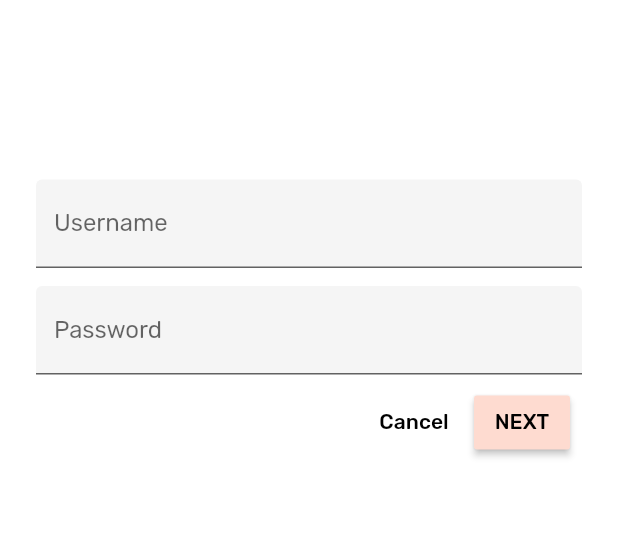
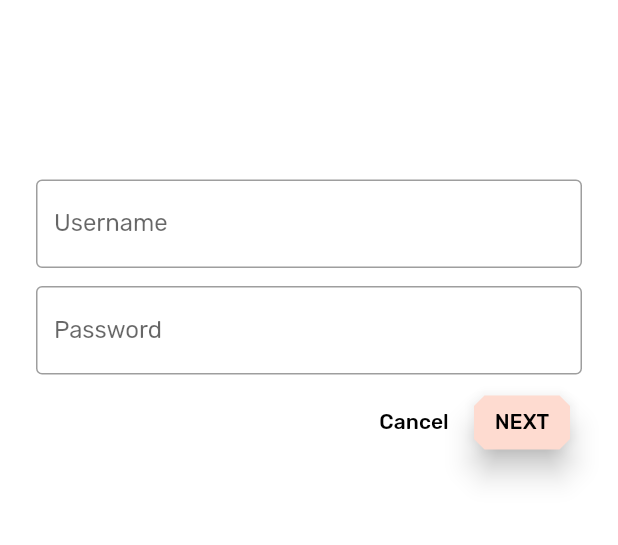
Before and after one commit to seramirezdev/codelab_shrine_app, a Flutter app: the screen it shows after launch, after a tap on "Cancel", on a phone screen of 412 x 824 dp, the part 221-766 px from its top. Run offline on Flutter 3.47's test engine with Material 2 defaults, Android fonts, the phone set to English and light mode, and no system bars.

Commit message:
Cambiando estilo login

```diff
--- a/lib/app.dart
+++ b/lib/app.dart
@@ -12,6 +12,9 @@ ThemeData _builShrineTheme() {
     primaryColor: kShrinePink100,
     primaryIconTheme: base.primaryIconTheme.copyWith(
       color: kShrineBrown900,
+    ),
+    inputDecorationTheme: InputDecorationTheme(
+      border: OutlineInputBorder(),
     ),
     buttonTheme: base.buttonTheme.copyWith(
       buttonColor: kShrinePink100,
--- a/lib/home.dart
+++ b/lib/home.dart
@@ -58,8 +58,9 @@ class HomePage extends StatelessWidget {
       (product) {
         return Card(
           clipBehavior: Clip.antiAlias,
+          elevation: 0.0,
           child: Column(
-            crossAxisAlignment: CrossAxisAlignment.start,
+            crossAxisAlignment: CrossAxisAlignment.center,
             children: <Widget>[
               AspectRatio(
                 aspectRatio: 18.0 / 11.0,
@@ -73,18 +74,20 @@ class HomePage extends StatelessWidget {
                 child: Padding(
                   padding: EdgeInsets.fromLTRB(16.0, 12.0, 16.0, 8.0),
                   child: Column(
-                    crossAxisAlignment: CrossAxisAlignment.start,
+                    crossAxisAlignment: CrossAxisAlignment.center,
                     mainAxisAlignment: MainAxisAlignment.center,
                     children: <Widget>[
                       Text(
-                        product.name,
-                        style: theme.textTheme.title,
+                        product == null ? '' : product.name,
+                        style: theme.textTheme.button,
+                        softWrap: false,
+                        overflow: TextOverflow.ellipsis,
                         maxLines: 1,
                       ),
                       SizedBox(height: 8.0),
                       Text(
-                        formatter.format(product.price),
-                        style: theme.textTheme.body2,
+                        product == null ? '' : formatter.format(product.price),
+                        style: theme.textTheme.caption,
                       ),
                     ],
                   ),
--- a/lib/login.dart
+++ b/lib/login.dart
@@ -1,4 +1,6 @@
 import 'package:flutter/material.dart';
+
+import 'colors.dart';
 
 class LoginPage extends StatefulWidget {
   @override
@@ -25,25 +27,31 @@ class _LoginPageState extends State<LoginPage> {
               ],
             ),
             SizedBox(height: 120.0),
-            TextField(
+            AccentColorOverride(
+              color: kShrineBrown900,
+              child: TextField(
                 controller: _usernameController,
                 decoration: InputDecoration(
-                filled: true,
                   labelText: 'Username',
                 ),
               ),
+            ),
             SizedBox(height: 12.0),
-            TextField(
+            AccentColorOverride(
+              color: kShrineBrown900,
+              child: TextField(
                 controller: _passwordContorller,
                 decoration: InputDecoration(
-                filled: true,
                   labelText: 'Password',
                 ),
                 obscureText: true,
               ),
+            ),
             ButtonBar(
               children: <Widget>[
                 FlatButton(
+                  shape: BeveledRectangleBorder(
+                      borderRadius: BorderRadius.circular(7.0)),
                   child: Text('Cancel'),
                   onPressed: () {
                     _usernameController.clear();
@@ -51,7 +59,10 @@ class _LoginPageState extends State<LoginPage> {
                   },
                 ),
                 RaisedButton(
+                  shape: BeveledRectangleBorder(
+                      borderRadius: BorderRadius.circular(7.0)),
                   child: Text('NEXT'),
+                  elevation: 8.0,
                   onPressed: () {
                     Navigator.pop(context);
                   },
@@ -64,3 +75,22 @@ class _LoginPageState extends State<LoginPage> {
     );
   }
 }
+
+class AccentColorOverride extends StatelessWidget {
+  const AccentColorOverride({Key key, this.color, this.child})
+      : super(key: key);
+
+  final Color color;
+  final Widget child;
+
+  @override
+  Widget build(BuildContext context) {
+    return Theme(
+      child: child,
+      data: Theme.of(context).copyWith(
+        accentColor: color,
+        brightness: Brightness.dark,
+      ),
+    );
+  }
+}
--- a/pubspec.yaml
+++ b/pubspec.yaml
@@ -23,7 +23,6 @@ flutter:
   uses-material-design: true
   assets:
     - assets/
-    - assets/slanted_menu.png
     - packages/shrine_images/0-0.jpg
     - packages/shrine_images/1-0.jpg
     - packages/shrine_images/2-0.jpg
```
Lines whose indentation alone changed are shown as unchanged.
